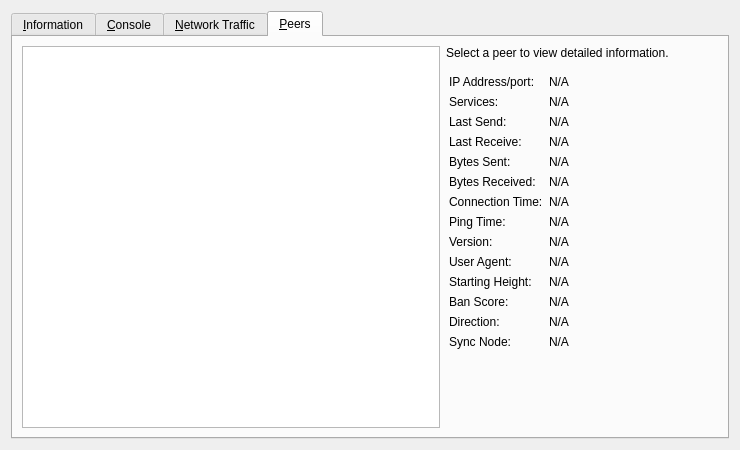
First picture: the form in src/qt/forms/rpcconsole.ui, repository DGCDev/digitalcoin, before the edit.
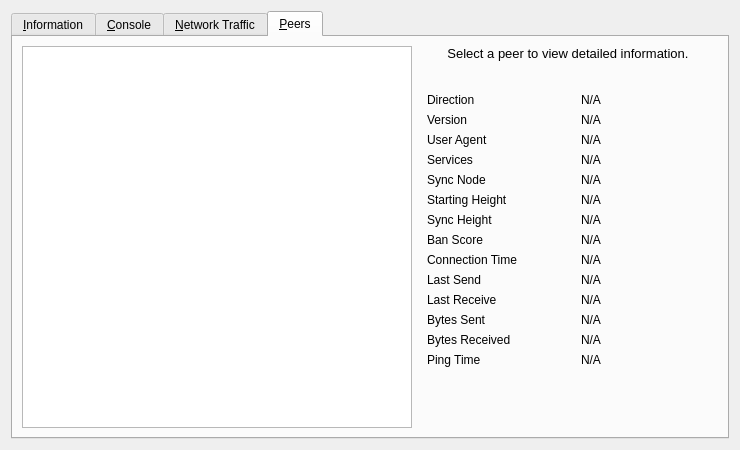
Second picture: the form after the edit. The open tabs and pages were chosen to show the change. Icons and pictures are not drawn. Custom widgets are drawn as their Qt base class.

Diff of the .ui file:
```diff
--- a/src/qt/forms/rpcconsole.ui
+++ b/src/qt/forms/rpcconsole.ui
@@ -739,30 +739,8 @@
        <string>&amp;Peers</string>
       </attribute>
       <layout class="QGridLayout" name="gridLayout_2">
-       <item row="0" column="1">
-        <widget class="QLabel" name="peerHeading">
-         <property name="sizePolicy">
-          <sizepolicy hsizetype="Preferred" vsizetype="Minimum">
-           <horstretch>0</horstretch>
-           <verstretch>0</verstretch>
-          </sizepolicy>
-         </property>
-         <property name="text">
-          <string>Select a peer to view detailed information.</string>
-         </property>
-         <property name="margin">
-          <number>3</number>
-         </property>
-        </widget>
-       </item>
-       <item row="0" column="0" rowspan="2">
+	  <item row="0" column="0" rowspan="2">
         <widget class="QTableView" name="peerWidget">
-         <property name="sizePolicy">
-          <sizepolicy hsizetype="Expanding" vsizetype="Expanding">
-           <horstretch>0</horstretch>
-           <verstretch>0</verstretch>
-          </sizepolicy>
-         </property>
          <property name="horizontalScrollBarPolicy">
           <enum>Qt::ScrollBarAlwaysOff</enum>
          </property>
@@ -772,238 +750,370 @@
          <property name="sortingEnabled">
           <bool>true</bool>
          </property>
+         <attribute name="horizontalHeaderHighlightSections">
+          <bool>false</bool>
+         </attribute>
+        </widget>
+	   </item>
+       <item row="0" column="1">
+        <widget class="QLabel" name="peerHeading">
+         <property name="sizePolicy">
+          <sizepolicy hsizetype="Preferred" vsizetype="Minimum">
+           <horstretch>0</horstretch>
+           <verstretch>0</verstretch>
+          </sizepolicy>
+         </property>
+         <property name="minimumSize">
+          <size>
+           <width>300</width>
+           <height>32</height>
+		  </size>
+         </property>
+         <property name="font">
+          <font>
+           <pointsize>10</pointsize>
+		  </font>
+         </property>
+        <property name="cursor">
+		 <cursorShape>IBeamCursor</cursorShape>
+         </property>
+         <property name="text">
+		  <string>Select a peer to view detailed information.</string>
+         </property>
+         <property name="alignment">
+		  <set>Qt::AlignHCenter|Qt::AlignTop</set>
+         </property>
+         <property name="wordWrap">
+          <bool>true</bool>
+         </property>
+		 <property name="textInteractionFlags">
+          <set>Qt::LinksAccessibleByMouse|Qt::TextSelectableByKeyboard|Qt::TextSelectableByMouse</set>
+		 </property>
         </widget>
        </item>
        <item row="1" column="1">
         <widget class="QWidget" name="detailWidget" native="true">
-         <property name="sizePolicy">
-          <sizepolicy hsizetype="Preferred" vsizetype="Expanding">
-           <horstretch>0</horstretch>
-           <verstretch>0</verstretch>
-          </sizepolicy>
+         <property name="minimumSize">
+          <size>
+           <width>300</width>
+           <height>0</height>
+		  </size>
          </property>
          <layout class="QGridLayout" name="gridLayout_3">
-          <property name="leftMargin">
-           <number>3</number>
-          </property>
-          <item row="12" column="0">
-           <widget class="QLabel" name="label_21">
+          <item row="0" column="0">
+	       <widget class="QLabel" name="label_23">
             <property name="text">
-             <string>Version:</string>
+             <string>Direction</string>
             </property>
            </widget>
           </item>
-          <item row="11" column="1">
-           <widget class="QLabel" name="peerPingTime">
+          <item row="0" column="2">
+           <widget class="QLabel" name="peerDirection">
+            <property name="cursor">
+             <cursorShape>IBeamCursor</cursorShape>
+			</property>
             <property name="text">
              <string>N/A</string>
             </property>
-           </widget>
-          </item>
-          <item row="5" column="0">
-           <widget class="QLabel" name="label_19">
-            <property name="text">
-             <string>Last Receive:</string>
+			<property name="textFormat">
+             <enum>Qt::PlainText</enum>
             </property>
            </widget>
           </item>
-          <item row="14" column="0">
-           <widget class="QLabel" name="label_28">
+          <item row="1" column="0">
+		   <widget class="QLabel" name="label_21">
             <property name="text">
-             <string>User Agent:</string>
+             <string>Version</string>
             </property>
            </widget>
           </item>
-          <item row="12" column="1">
+          <item row="1" column="2">
            <widget class="QLabel" name="peerVersion">
             <property name="text">
              <string>N/A</string>
             </property>
-           </widget>
-          </item>
-          <item row="8" column="1">
-           <widget class="QLabel" name="peerConnTime">
-            <property name="minimumSize">
-             <size>
-              <width>160</width>
-              <height>0</height>
-             </size>
+            <property name="textFormat">
+             <enum>Qt::PlainText</enum>
             </property>
-            <property name="text">
-             <string>N/A</string>
+            <property name="textInteractionFlags">
+			 <set>Qt::LinksAccessibleByMouse|Qt::TextSelectableByKeyboard|Qt::TextSelectableByMouse</set>
             </property>
            </widget>
           </item>
-          <item row="11" column="0">
-           <widget class="QLabel" name="label_26">
+          <item row="2" column="0">
+			<widget class="QLabel" name="label_28">
             <property name="text">
-             <string>Ping Time:</string>
+             <string>User Agent</string>
             </property>
            </widget>
           </item>
-          <item row="5" column="1">
-           <widget class="QLabel" name="peerLastRecv">
-            <property name="sizePolicy">
-             <sizepolicy hsizetype="Preferred" vsizetype="Preferred">
-              <horstretch>0</horstretch>
-              <verstretch>0</verstretch>
-             </sizepolicy>
-            </property>
-            <property name="text">
-             <string>N/A</string>
-            </property>
-           </widget>
-          </item>
-          <item row="8" column="0">
-           <widget class="QLabel" name="label_22">
-            <property name="text">
-             <string>Connection Time:</string>
-            </property>
-           </widget>
-          </item>
-          <item row="6" column="1">
-           <widget class="QLabel" name="peerBytesSent">
-            <property name="text">
-             <string>N/A</string>
-            </property>
-           </widget>
-          </item>
-          <item row="14" column="1">
+          <item row="2" column="2">
            <widget class="QLabel" name="peerSubversion">
             <property name="text">
              <string>N/A</string>
             </property>
+			 <property name="textFormat">
+             <enum>Qt::PlainText</enum>
+            </property>
+            <property name="textInteractionFlags">
+             <set>Qt::LinksAccessibleByMouse|Qt::TextSelectableByKeyboard|Qt::TextSelectableByMouse</set>
+			</property>
            </widget>
           </item>
-          <item row="15" column="0">
+          <item row="3" column="0">
+		   <widget class="QLabel" name="label_4">
+            <property name="text">
+             <string>Services</string>
+            </property>
+           </widget>
+          </item>
+          <item row="3" column="2">
+           <widget class="QLabel" name="peerServices">
+            <property name="cursor">
+			 <cursorShape>IBeamCursor</cursorShape>
+            </property>
+            <property name="text">
+             <string>N/A</string>
+            </property>
+           <property name="textFormat">
+             <enum>Qt::PlainText</enum>
+            </property>
+            <property name="textInteractionFlags">
+			 <set>Qt::LinksAccessibleByMouse|Qt::TextSelectableByKeyboard|Qt::TextSelectableByMouse</set>
+            </property>
+           </widget>
+          </item>
+          <item row="4" column="0">
+		   <widget class="QLabel" name="label_25">
+            <property name="text">
+             <string>Sync Node</string>
+            </property>
+           </widget>
+          </item>
+          <item row="4" column="2">
+           <widget class="QLabel" name="peerSyncNode">
+            <property name="cursor">
+             <cursorShape>IBeamCursor</cursorShape>
+			</property>
+            <property name="text">
+             <string>N/A</string>
+            </property>
+			 <property name="textFormat">
+             <enum>Qt::PlainText</enum>
+            </property>
+            <property name="textInteractionFlags">
+             <set>Qt::LinksAccessibleByMouse|Qt::TextSelectableByKeyboard|Qt::TextSelectableByMouse</set>
+			</property>
+           </widget>
+          </item>
+           <item row="5" column="0">
            <widget class="QLabel" name="label_29">
             <property name="text">
-             <string>Starting Height:</string>
+             <string>Starting Height</string>
             </property>
            </widget>
           </item>
-          <item row="7" column="1">
-           <widget class="QLabel" name="peerBytesRecv">
+          <item row="5" column="2">
+           <widget class="QLabel" name="peerHeight">
+            <property name="cursor">
+             <cursorShape>IBeamCursor</cursorShape>
+			</property>
             <property name="text">
              <string>N/A</string>
             </property>
+			<property name="textFormat">
+             <enum>Qt::PlainText</enum>
+            </property>
+            <property name="textInteractionFlags">
+             <set>Qt::LinksAccessibleByMouse|Qt::TextSelectableByKeyboard|Qt::TextSelectableByMouse</set>
+			</property>
            </widget>
           </item>
           <item row="6" column="0">
-           <widget class="QLabel" name="label_18">
+           <widget class="QLabel" name="label_27">
             <property name="text">
-             <string>Bytes Sent:</string>
+             <string>Sync Height</string>
+            </property>
+           </widget>
+          </item>
+          <item row="6" column="2">
+           <widget class="QLabel" name="peerSyncHeight">
+            <property name="cursor">
+             <cursorShape>IBeamCursor</cursorShape>
+            </property>
+            <property name="text">
+             <string>N/A</string>
+            </property>
+            <property name="textFormat">
+             <enum>Qt::PlainText</enum>
+            </property>
+            <property name="textInteractionFlags">
+			 <set>Qt::LinksAccessibleByMouse|Qt::TextSelectableByKeyboard|Qt::TextSelectableByMouse</set>
             </property>
            </widget>
           </item>
           <item row="7" column="0">
-           <widget class="QLabel" name="label_20">
-            <property name="text">
-             <string>Bytes Received:</string>
-            </property>
-           </widget>
-          </item>
-          <item row="15" column="1">
-           <widget class="QLabel" name="peerHeight">
-            <property name="text">
-             <string>N/A</string>
-            </property>
-           </widget>
-          </item>
-          <item row="16" column="0">
            <widget class="QLabel" name="label_24">
             <property name="text">
-             <string>Ban Score:</string>
+             <string>Ban Score</string>
             </property>
            </widget>
           </item>
-          <item row="16" column="1">
+          <item row="7" column="2">
            <widget class="QLabel" name="peerBanScore">
             <property name="text">
              <string>N/A</string>
             </property>
-           </widget>
-          </item>
-          <item row="17" column="0">
-           <widget class="QLabel" name="label_23">
-            <property name="text">
-             <string>Direction:</string>
+			<property name="textFormat">
+             <enum>Qt::PlainText</enum>
             </property>
            </widget>
           </item>
-          <item row="17" column="1">
-           <widget class="QLabel" name="peerDirection">
+          <item row="8" column="0">
+		   <widget class="QLabel" name="label_22">
             <property name="text">
-             <string>N/A</string>
+             <string>Connection Time</string>
             </property>
            </widget>
           </item>
-          <item row="19" column="0">
-           <widget class="QLabel" name="label_25">
+           <item row="8" column="2">
+           <widget class="QLabel" name="peerConnTime">
+            <property name="cursor">
+             <cursorShape>IBeamCursor</cursorShape>
+			</property>
             <property name="text">
-             <string>Sync Node:</string>
-            </property>
-           </widget>
-          </item>
-          <item row="19" column="1">
-           <widget class="QLabel" name="peerSyncNode">
-            <property name="text">
              <string>N/A</string>
             </property>
-           </widget>
-          </item>
-          <item row="3" column="0">
-           <widget class="QLabel" name="label_15">
-            <property name="text">
-             <string>Last Send:</string>
+			<property name="textFormat">
+             <enum>Qt::PlainText</enum>
             </property>
            </widget>
           </item>
-          <item row="2" column="0">
-           <widget class="QLabel" name="label_4">
+           <item row="9" column="0">
+		   <widget class="QLabel" name="label_15">
             <property name="text">
-             <string>Services:</string>
+             <string>Last Send</string>
             </property>
            </widget>
           </item>
-          <item row="1" column="0">
-           <widget class="QLabel" name="label_27">
-            <property name="text">
-             <string>IP Address/port:</string>
-            </property>
-           </widget>
-          </item>
-          <item row="3" column="1">
+          <item row="9" column="2">
            <widget class="QLabel" name="peerLastSend">
             <property name="text">
              <string>N/A</string>
             </property>
+			<property name="textFormat">
+             <enum>Qt::PlainText</enum>
+            </property>
+            <property name="textInteractionFlags">
+             <set>Qt::LinksAccessibleByMouse|Qt::TextSelectableByKeyboard|Qt::TextSelectableByMouse</set>
+			</property>
            </widget>
           </item>
-          <item row="2" column="1">
-           <widget class="QLabel" name="peerServices">
+          <item row="10" column="0">
+			<widget class="QLabel" name="label_19">
             <property name="text">
+             <string>Last Receive</string>
+            </property>
+           </widget>
+          </item>
+          <item row="10" column="2">
+           <widget class="QLabel" name="peerLastRecv">
+            <property name="cursor">
+             <cursorShape>IBeamCursor</cursorShape>
+			</property>
+            <property name="text">
              <string>N/A</string>
             </property>
+			<property name="textFormat">
+             <enum>Qt::PlainText</enum>
+            </property>
+            <property name="textInteractionFlags">
+             <set>Qt::LinksAccessibleByMouse|Qt::TextSelectableByKeyboard|Qt::TextSelectableByMouse</set>
+			</property>
            </widget>
           </item>
-          <item row="1" column="1">
-           <widget class="QLabel" name="peerAddr">
+          <item row="11" column="0">
+		   <widget class="QLabel" name="label_18">
             <property name="text">
+             <string>Bytes Sent</string>
+            </property>
+           </widget>
+          </item>
+          <item row="11" column="2">
+           <widget class="QLabel" name="peerBytesSent">
+            <property name="cursor">
+             <cursorShape>IBeamCursor</cursorShape>
+			</property>
+            <property name="text">
              <string>N/A</string>
             </property>
+            <property name="textFormat">
+             <enum>Qt::PlainText</enum>
+            </property>
+            <property name="textInteractionFlags">
+			 <set>Qt::LinksAccessibleByMouse|Qt::TextSelectableByKeyboard|Qt::TextSelectableByMouse</set>
+            </property>
            </widget>
           </item>
-          <item row="20" column="0">
-           <widget class="QWidget" name="widget" native="true">
-            <property name="sizePolicy">
-             <sizepolicy hsizetype="Preferred" vsizetype="Expanding">
-              <horstretch>0</horstretch>
-              <verstretch>0</verstretch>
-             </sizepolicy>
+          <item row="12" column="0">
+		   <widget class="QLabel" name="label_20">
+            <property name="text">
+             <string>Bytes Received</string>
             </property>
            </widget>
           </item>
+          <item row="12" column="2">
+           <widget class="QLabel" name="peerBytesRecv">
+            <property name="cursor">
+             <cursorShape>IBeamCursor</cursorShape>
+			</property>
+            <property name="text">
+             <string>N/A</string>
+            </property>
+			<property name="textFormat">
+             <enum>Qt::PlainText</enum>
+            </property>
+            <property name="textInteractionFlags">
+             <set>Qt::LinksAccessibleByMouse|Qt::TextSelectableByKeyboard|Qt::TextSelectableByMouse</set>
+			</property>
+           </widget>
+          </item>
+          <item row="13" column="0">
+		   <widget class="QLabel" name="label_26">
+            <property name="text">
+             <string>Ping Time</string>
+            </property>
+           </widget>
+          </item>
+          <item row="13" column="2">
+           <widget class="QLabel" name="peerPingTime">
+            <property name="cursor">
+             <cursorShape>IBeamCursor</cursorShape>
+			</property>
+            <property name="text">
+             <string>N/A</string>
+            </property>
+			<property name="textFormat">
+             <enum>Qt::PlainText</enum>
+            </property>
+            <property name="textInteractionFlags">
+             <set>Qt::LinksAccessibleByMouse|Qt::TextSelectableByKeyboard|Qt::TextSelectableByMouse</set>
+			</property>
+           </widget>
+          </item>
+          <item row="14" column="1">
+           <spacer name="verticalSpacer_3">
+            <property name="orientation">
+			 <enum>Qt::Vertical</enum>
+            </property>
+            <property name="sizeHint" stdset="0">
+             <size>
+              <width>20</width>
+              <height>40</height>
+             </size>
+            </property>
+		   </spacer>
+          </item>
          </layout>
         </widget>
        </item>
```
Left out of the diff: 28 changed lines with no effect on the pictures.
